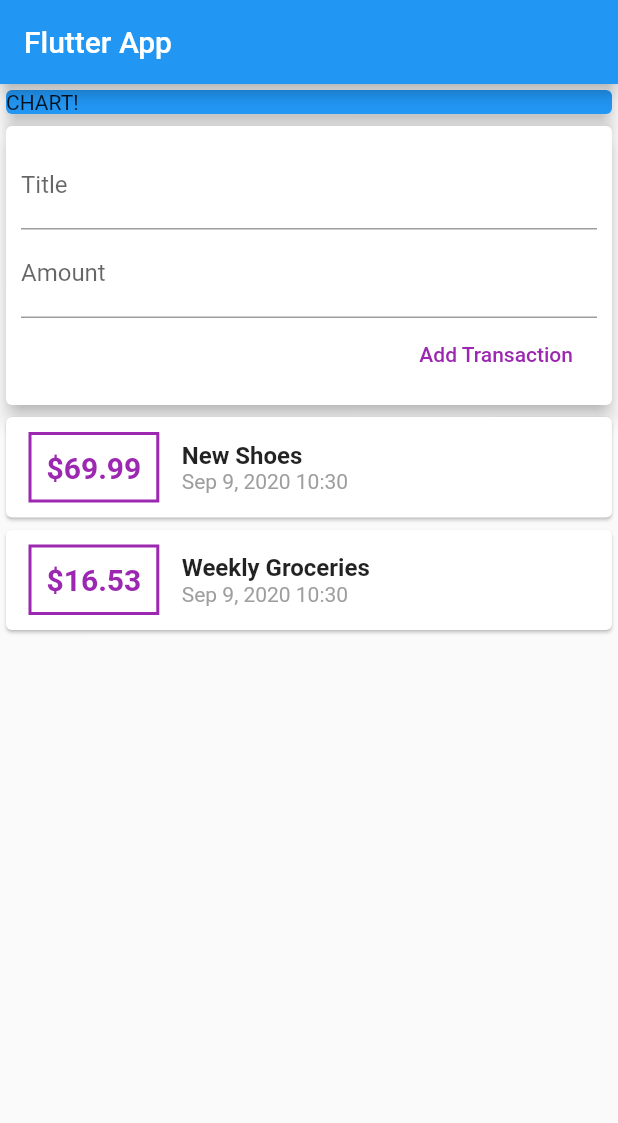
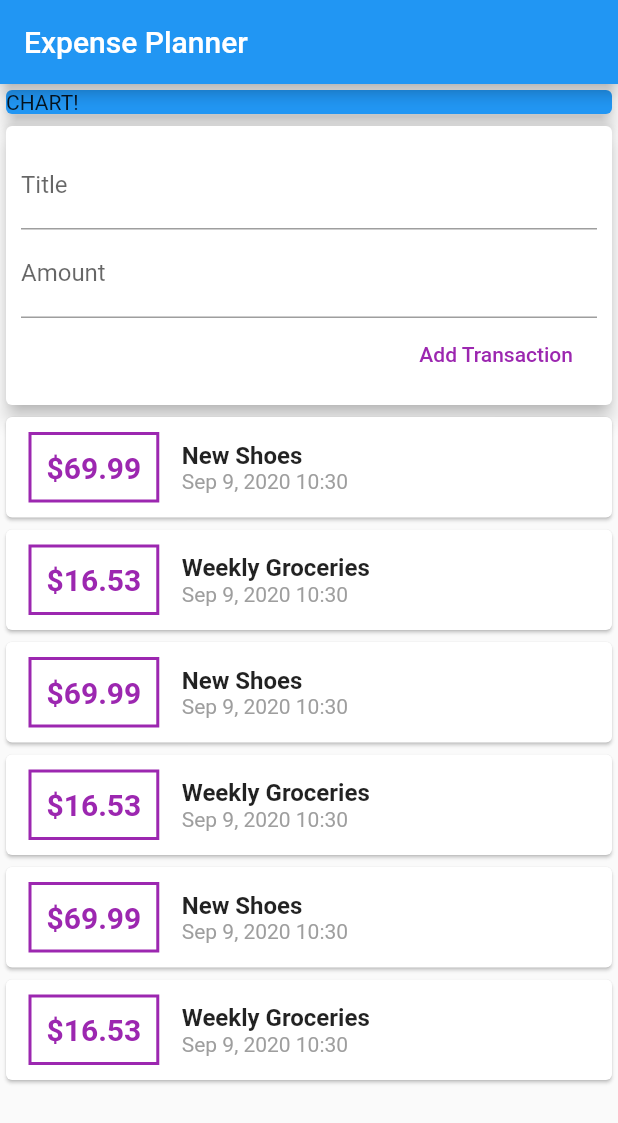
Before and after one commit to mramirid/Expense-Planner, a Flutter app: the screen it shows after launch, after a tap on "Add Transaction", on a phone screen of 412 x 824 dp. Shown: the top 1123 px of the screen. Run offline on Flutter 3.47's test engine with Material 2 defaults, Android fonts, the phone set to English and light mode, and no system bars.

Commit message:
SingleChildScrollView on the top level column widget

```diff
--- a/lib/main.dart
+++ b/lib/main.dart
@@ -1,8 +1,6 @@
 import 'package:flutter/material.dart';
 
-import 'package:intl/intl.dart';
-
-import './transaction.dart';
+import 'widgets/user_transactions.dart';
 
 void main() => runApp(MyApp());
 
@@ -17,27 +15,12 @@ class MyApp extends StatelessWidget {
 }
 
 class MyHomePage extends StatelessWidget {
-  final List<Transaction> _transactions = [
-    Transaction(
-      title: 'New Shoes',
-      amount: 69.99,
-      date: DateTime.now(),
-    ),
-    Transaction(
-      title: 'Weekly Groceries',
-      amount: 16.53,
-      date: DateTime.now(),
-    )
-  ];
-
-  final _titleController = TextEditingController();
-  final _amountController = TextEditingController();
-
   @override
   Widget build(BuildContext context) {
     return Scaffold(
-      appBar: AppBar(title: Text('Flutter App')),
-      body: Column(
+      appBar: AppBar(title: Text('Expense Planner')),
+      body: SingleChildScrollView(
+        child: Column(
           crossAxisAlignment: CrossAxisAlignment.center,
           children: [
             Container(
@@ -48,81 +31,9 @@ class MyHomePage extends StatelessWidget {
                 child: Text('CHART!'),
               ),
             ),
-          Card(
-            elevation: 5,
-            child: Container(
-              padding: EdgeInsets.all(10),
-              child: Column(
-                crossAxisAlignment: CrossAxisAlignment.end,
-                children: [
-                  TextField(
-                    decoration: InputDecoration(labelText: 'Title'),
-                    controller: _titleController,
-                  ),
-                  TextField(
-                    decoration: InputDecoration(labelText: 'Amount'),
-                    controller: _amountController,
-                  ),
-                  FlatButton(
-                    child: Text('Add Transaction'),
-                    textColor: Colors.purple,
-                    onPressed: () {
-                      print('_titleController: ${_titleController.text}');
-                      print('_amountController: ${_amountController.text}');
-                    },
-                  )
+            UserTransactions()
           ],
         ),
-            ),
-          ),
-          Column(
-            children: _transactions.map((tx) {
-              return Card(
-                child: Row(
-                  children: [
-                    Container(
-                      margin: EdgeInsets.symmetric(
-                        vertical: 10,
-                        horizontal: 15,
-                      ),
-                      decoration: BoxDecoration(
-                        border: Border.all(
-                          color: Colors.purple,
-                          width: 2,
-                        ),
-                      ),
-                      padding: EdgeInsets.all(10),
-                      child: Text(
-                        '\$${tx.amount.toStringAsFixed(2)}',
-                        style: TextStyle(
-                          fontWeight: FontWeight.bold,
-                          fontSize: 20,
-                          color: Colors.purple,
-                        ),
-                      ),
-                    ),
-                    Column(
-                      crossAxisAlignment: CrossAxisAlignment.start,
-                      children: [
-                        Text(
-                          tx.title,
-                          style: TextStyle(
-                            fontSize: 16,
-                            fontWeight: FontWeight.bold,
-                          ),
-                        ),
-                        Text(
-                          DateFormat.yMMMd().add_Hm().format(tx.date),
-                          style: TextStyle(color: Colors.grey),
-                        ),
-                      ],
-                    )
-                  ],
-                ),
-              );
-            }).toList(),
-          )
-        ],
       ),
     );
   }
--- a/lib/transaction.dart
+++ b/lib/models/transaction.dart
@@ -10,9 +10,7 @@ class Transaction {
   double amount;
   DateTime date;
 
-  Transaction({
-    @required this.title,
-    @required this.amount,
-    @required this.date,
-  }) : this.id = uuid.v4();
+  Transaction({@required this.title, @required this.amount})
+      : id = uuid.v4(),
+        date = DateTime.now();
 }
--- /dev/null
+++ b/lib/widgets/new_transaction.dart
@@ -0,0 +1,43 @@
+import 'package:flutter/material.dart';
+
+class NewTransaction extends StatelessWidget {
+  final Function _addNewTransaction;
+
+  final _titleController = TextEditingController();
+  final _amountController = TextEditingController();
+
+  NewTransaction(this._addNewTransaction);
+
+  @override
+  Widget build(BuildContext context) {
+    return Card(
+      elevation: 5,
+      child: Container(
+        padding: EdgeInsets.all(10),
+        child: Column(
+          crossAxisAlignment: CrossAxisAlignment.end,
+          children: [
+            TextField(
+              decoration: InputDecoration(labelText: 'Title'),
+              controller: _titleController,
+            ),
+            TextField(
+              decoration: InputDecoration(labelText: 'Amount'),
+              controller: _amountController,
+            ),
+            FlatButton(
+              child: Text('Add Transaction'),
+              textColor: Colors.purple,
+              onPressed: () {
+                _addNewTransaction(
+                  _titleController.text,
+                  double.parse(_amountController.text),
+                );
+              },
+            )
+          ],
+        ),
+      ),
+    );
+  }
+}
--- /dev/null
+++ b/lib/widgets/transaction_list.dart
@@ -0,0 +1,62 @@
+import 'package:flutter/material.dart';
+
+import 'package:intl/intl.dart';
+
+import '../models/transaction.dart';
+
+class TransactionList extends StatelessWidget {
+  final List<Transaction> _transactions;
+
+  TransactionList(this._transactions);
+
+  @override
+  Widget build(BuildContext context) {
+    return Column(
+      children: _transactions.map((tx) {
+        return Card(
+          child: Row(
+            children: [
+              Container(
+                margin: EdgeInsets.symmetric(
+                  vertical: 10,
+                  horizontal: 15,
+                ),
+                decoration: BoxDecoration(
+                  border: Border.all(
+                    color: Colors.purple,
+                    width: 2,
+                  ),
+                ),
+                padding: EdgeInsets.all(10),
+                child: Text(
+                  '\$${tx.amount.toStringAsFixed(2)}',
+                  style: TextStyle(
+                    fontWeight: FontWeight.bold,
+                    fontSize: 20,
+                    color: Colors.purple,
+                  ),
+                ),
+              ),
+              Column(
+                crossAxisAlignment: CrossAxisAlignment.start,
+                children: [
+                  Text(
+                    tx.title,
+                    style: TextStyle(
+                      fontSize: 16,
+                      fontWeight: FontWeight.bold,
+                    ),
+                  ),
+                  Text(
+                    DateFormat.yMMMd().add_Hm().format(tx.date),
+                    style: TextStyle(color: Colors.grey),
+                  ),
+                ],
+              )
+            ],
+          ),
+        );
+      }).toList(),
+    );
+  }
+}
--- /dev/null
+++ b/lib/widgets/user_transactions.dart
@@ -0,0 +1,58 @@
+import 'package:flutter/material.dart';
+
+import '../models/transaction.dart';
+import 'new_transaction.dart';
+import 'transaction_list.dart';
+
+class UserTransactions extends StatefulWidget {
+  @override
+  _UserTransactionsState createState() => _UserTransactionsState();
+}
+
+class _UserTransactionsState extends State<UserTransactions> {
+  final List<Transaction> _transactions = [
+    Transaction(
+      title: 'New Shoes',
+      amount: 69.99,
+    ),
+    Transaction(
+      title: 'Weekly Groceries',
+      amount: 16.53,
+    ),
+    Transaction(
+      title: 'New Shoes',
+      amount: 69.99,
+    ),
+    Transaction(
+      title: 'Weekly Groceries',
+      amount: 16.53,
+    ),
+    Transaction(
+      title: 'New Shoes',
+      amount: 69.99,
+    ),
+    Transaction(
+      title: 'Weekly Groceries',
+      amount: 16.53,
+    )
+  ];
+
+  void _addNewTransaction(String inputTitle, double inputAmount) {
+    setState(() {
+      _transactions.add(new Transaction(
+        title: inputTitle,
+        amount: inputAmount,
+      ));
+    });
+  }
+
+  @override
+  Widget build(BuildContext context) {
+    return Column(
+      children: [
+        NewTransaction(_addNewTransaction),
+        TransactionList(_transactions),
+      ],
+    );
+  }
+}
```
Lines whose indentation alone changed are shown as unchanged.
